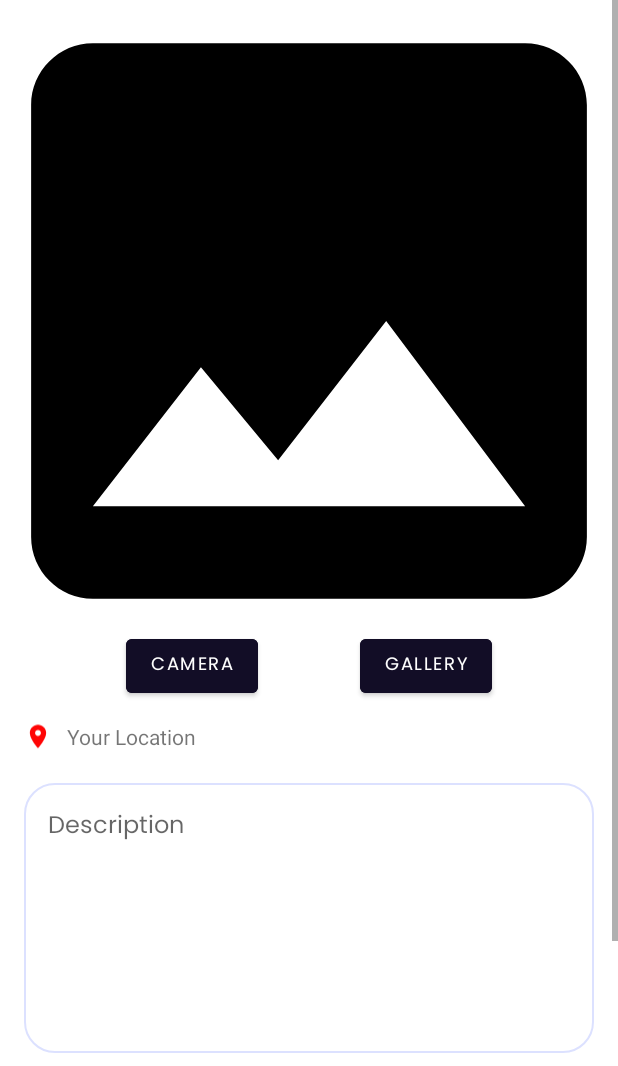
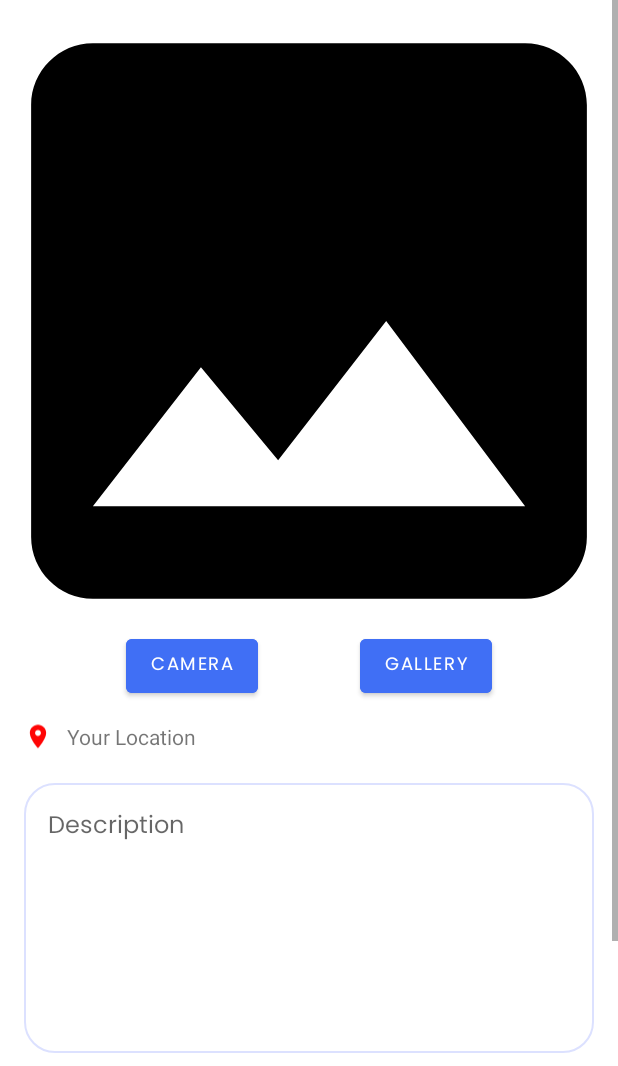
Before and after one commit to wildanfatah22/StoryAppSubmission1, an Android app: the AddStoryActivity screen opened directly, with no data from a screen before it, on a phone screen of 412 x 824 dp, the part 170-1236 px from its top. Run offline under Robolectric (Android 15) with nearby library versions, the phone set to English and light mode, and no system bars; our stand-ins replace Room's generated code, paging; libraries missing offline, so code that uses them is left out: id.zelory.compressor; pictures from the network do not load.

Commit message:
Fixing maps not shown done!

```diff
--- a/app/src/main/AndroidManifest.xml
+++ b/app/src/main/AndroidManifest.xml
@@ -35,7 +35,7 @@
         -->
         <meta-data
             android:name="com.google.android.geo.API_KEY"
-            android:value="YOUR_API_KEY" />
+            android:value="AIzaSyCSZ0DGMQ4BEDjRTBbQKDfQXcW0yZcfO-A" />
 
         <activity
             android:name=".view.LocationActivity"
--- a/app/src/main/java/com/example/storyapp/data/adapter/StoryAdapter.kt
+++ b/app/src/main/java/com/example/storyapp/data/adapter/StoryAdapter.kt
@@ -8,7 +8,6 @@ import androidx.recyclerview.widget.RecyclerView
 import com.bumptech.glide.Glide
 import com.example.storyapp.R
 import com.example.storyapp.data.local.entity.StoryDetailResponse
-import com.example.storyapp.data.response.DetailStory
 import com.example.storyapp.databinding.ItemStoryBinding
 import java.text.ParseException
 import java.text.SimpleDateFormat
--- a/app/src/main/java/com/example/storyapp/data/api/ApiService.kt
+++ b/app/src/main/java/com/example/storyapp/data/api/ApiService.kt
@@ -6,7 +6,6 @@ import com.example.storyapp.data.response.LoginResponse
 import com.example.storyapp.data.response.RegisterAccount
 import com.example.storyapp.data.response.ResponseLocationStory
 import com.example.storyapp.data.response.ResponsePagingStory
-import com.example.storyapp.data.response.StoryResponse
 import okhttp3.MultipartBody
 import okhttp3.RequestBody
 import retrofit2.Call
--- a/app/src/main/java/com/example/storyapp/data/response/AppResponse.kt
+++ b/app/src/main/java/com/example/storyapp/data/response/AppResponse.kt
@@ -33,12 +33,6 @@ data class LoginResult(
 	var token: String
 )
 
-data class StoryResponse(
-	var error: String,
-	var message: String,
-	var listStory: ArrayList<DetailStory>
-)
-
 @Parcelize
 data class DetailStory(
 	var id: String,
--- a/app/src/main/java/com/example/storyapp/view/DetailStoryActivity.kt
+++ b/app/src/main/java/com/example/storyapp/view/DetailStoryActivity.kt
@@ -1,13 +1,12 @@
 package com.example.storyapp.view
 
-import androidx.appcompat.app.AppCompatActivity
 import android.os.Bundle
 import android.view.MenuItem
+import androidx.appcompat.app.AppCompatActivity
 import com.bumptech.glide.Glide
 import com.example.storyapp.R
 import com.example.storyapp.data.adapter.StoryAdapter
 import com.example.storyapp.data.local.entity.StoryDetailResponse
-import com.example.storyapp.data.response.DetailStory
 import com.example.storyapp.databinding.ActivityDetailStoryBinding
 import com.example.storyapp.helper.LocationConverter
 
--- a/app/src/main/java/com/example/storyapp/view/LocationActivity.kt
+++ b/app/src/main/java/com/example/storyapp/view/LocationActivity.kt
@@ -13,7 +13,6 @@ import androidx.activity.result.contract.ActivityResultContracts
 import androidx.appcompat.app.AlertDialog
 import androidx.core.content.ContextCompat
 import com.example.storyapp.R
-
 import com.google.android.gms.maps.CameraUpdateFactory
 import com.google.android.gms.maps.GoogleMap
 import com.google.android.gms.maps.OnMapReadyCallback
--- a/app/src/main/java/com/example/storyapp/view/MainActivity.kt
+++ b/app/src/main/java/com/example/storyapp/view/MainActivity.kt
@@ -2,14 +2,13 @@ package com.example.storyapp.view
 
 import android.app.Activity
 import android.content.Intent
-import androidx.appcompat.app.AppCompatActivity
 import android.os.Bundle
 import android.provider.Settings
 import android.view.Menu
 import android.view.MenuItem
-import android.view.View
 import android.widget.Toast
 import androidx.appcompat.app.AlertDialog
+import androidx.appcompat.app.AppCompatActivity
 import androidx.core.app.ActivityOptionsCompat
 import androidx.lifecycle.ViewModelProvider
 import androidx.paging.ExperimentalPagingApi
@@ -20,10 +19,7 @@ import com.example.storyapp.data.adapter.LoadingStateAdapter
 import com.example.storyapp.data.adapter.StoryAdapter
 import com.example.storyapp.data.local.datastore.UserPreferences
 import com.example.storyapp.data.local.entity.StoryDetailResponse
-import com.example.storyapp.data.response.DetailStory
 import com.example.storyapp.databinding.ActivityMainBinding
-import com.example.storyapp.viewmodel.AuthViewModel
-import com.example.storyapp.viewmodel.AuthViewModelFactory
 import com.example.storyapp.viewmodel.MainViewModel
 import com.example.storyapp.viewmodel.MainViewModelFactory
 import com.example.storyapp.viewmodel.UserAuthViewModel
--- a/app/src/main/java/com/example/storyapp/view/MapsActivity.kt
+++ b/app/src/main/java/com/example/storyapp/view/MapsActivity.kt
@@ -13,7 +13,6 @@ import androidx.lifecycle.ViewModelProvider
 import com.example.storyapp.R
 import com.example.storyapp.data.local.datastore.UserPreferences
 import com.example.storyapp.data.local.entity.StoryDetailResponse
-
 import com.google.android.gms.maps.CameraUpdateFactory
 import com.google.android.gms.maps.GoogleMap
 import com.google.android.gms.maps.OnMapReadyCallback
--- a/app/src/main/java/com/example/storyapp/viewmodel/AddStoryViewModel.kt
+++ b/app/src/main/java/com/example/storyapp/viewmodel/AddStoryViewModel.kt
@@ -1,22 +1,16 @@
 package com.example.storyapp.viewmodel
 
 import androidx.lifecycle.LiveData
-import androidx.lifecycle.MutableLiveData
 import androidx.lifecycle.ViewModel
-import com.example.storyapp.data.api.ApiConfig
 import com.example.storyapp.data.repository.UserRepository
-import com.example.storyapp.data.response.DetailResponse
 import okhttp3.MultipartBody
 import okhttp3.RequestBody
-import retrofit2.Call
-import retrofit2.Callback
-import retrofit2.Response
 
 class AddStoryViewModel(private val userRepository: UserRepository) : ViewModel() {
-    private val _message = MutableLiveData<String>()
-    val message: LiveData<String> = _message
-    private val _isLoading = MutableLiveData<Boolean>()
-    val isLoading: LiveData<Boolean> = _isLoading
+    val message: LiveData<String> =userRepository.message
+
+    val isLoading: LiveData<Boolean> = userRepository.isLoading
+
 
     fun upload(
         photo: MultipartBody.Part,
--- a/app/src/main/java/com/example/storyapp/viewmodel/AuthViewModel.kt
+++ b/app/src/main/java/com/example/storyapp/viewmodel/AuthViewModel.kt
@@ -1,16 +1,11 @@
 package com.example.storyapp.viewmodel
 
 import androidx.lifecycle.LiveData
-import androidx.lifecycle.MutableLiveData
 import androidx.lifecycle.ViewModel
-import com.example.storyapp.data.api.ApiConfig
 import com.example.storyapp.data.repository.UserRepository
-import com.example.storyapp.data.response.DetailResponse
 import com.example.storyapp.data.response.LoginAccount
 import com.example.storyapp.data.response.LoginResponse
 import com.example.storyapp.data.response.RegisterAccount
-import retrofit2.Call
-import retrofit2.Response
 
 
 class AuthViewModel(private val userRepository: UserRepository) : ViewModel() {
--- a/app/src/main/java/com/example/storyapp/viewmodel/MainViewModel.kt
+++ b/app/src/main/java/com/example/storyapp/viewmodel/MainViewModel.kt
@@ -8,11 +8,6 @@ import androidx.paging.PagingData
 import androidx.paging.cachedIn
 import com.example.storyapp.data.local.entity.StoryDetailResponse
 import com.example.storyapp.data.repository.UserRepository
-import com.example.storyapp.data.response.LoginAccount
-import com.example.storyapp.data.response.LoginResponse
-import com.example.storyapp.data.response.RegisterAccount
-import okhttp3.MultipartBody
-import okhttp3.RequestBody
 
 class MainViewModel(private val userRepository: UserRepository) : ViewModel() {
 
--- a/app/src/main/res/layout/activity_add_story.xml
+++ b/app/src/main/res/layout/activity_add_story.xml
@@ -40,7 +40,7 @@
             android:layout_width="wrap_content"
             android:layout_height="wrap_content"
             android:layout_marginTop="16dp"
-            android:backgroundTint="@color/purple_black"
+            android:backgroundTint="@color/blue"
             android:fontFamily="@font/poppins_regular"
             android:textSize="12sp"
             android:text="@string/camera"
@@ -53,7 +53,7 @@
             android:layout_width="wrap_content"
             android:layout_height="wrap_content"
             android:layout_marginTop="16dp"
-            android:backgroundTint="@color/purple_black"
+            android:backgroundTint="@color/blue"
             android:fontFamily="@font/poppins_regular"
             android:textSize="12sp"
             android:text="@string/gallery"
@@ -123,7 +123,7 @@
             android:text="@string/btn_post"
             android:fontFamily="@font/poppins_bold"
             android:textSize="16sp"
-            android:backgroundTint="@color/purple_black"
+            android:backgroundTint="@color/blue"
             app:layout_constraintEnd_toEndOf="@id/tv_description"
             app:layout_constraintStart_toStartOf="@id/tv_description"
             app:layout_constraintTop_toBottomOf="@id/tv_description" />
```
